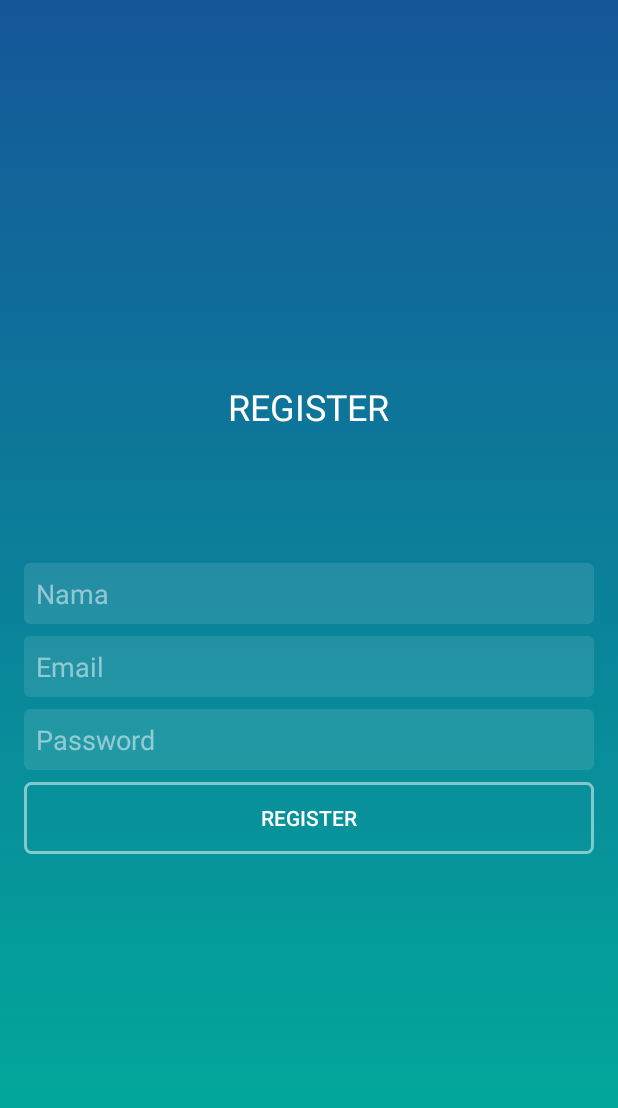
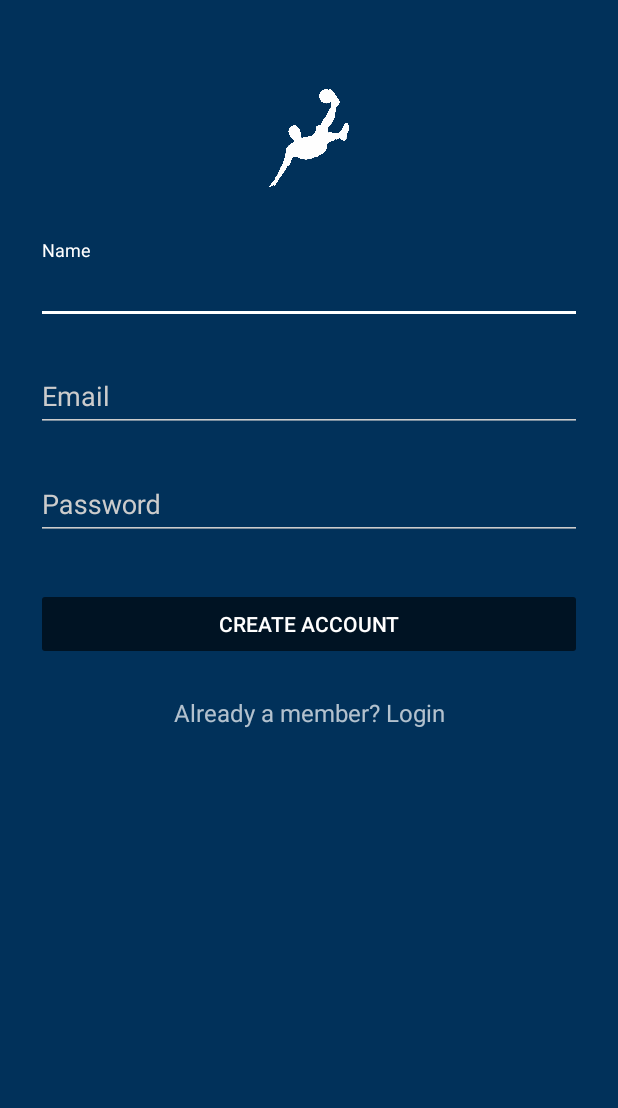
Before and after one commit to 16110274/PAMFootballUAS, an Android app: the RegisterActivity screen opened directly, with no data from a screen before it, on a phone screen of 412 x 824 dp. Shown: the top 1108 px of the screen. Run offline under Robolectric (Android 15) with nearby library versions, the phone set to English and light mode, and no system bars; our stand-ins replace ButterKnife.

Commit message:
Commitan yang bener

```diff
--- a/app/src/main/AndroidManifest.xml
+++ b/app/src/main/AndroidManifest.xml
@@ -6,6 +6,8 @@
     <uses-permission android:name="android.permission.INTERNET" />
 
     <application
+        android:hardwareAccelerated="false"
+        android:largeHeap="true"
         android:allowBackup="true"
         android:icon="@mipmap/ic_launcher"
         android:label="@string/app_name"
@@ -34,8 +36,8 @@
             android:exported="true" />
 
         <activity android:name=".UserInterface" />
-        <activity android:name=".Activity.RegisterActivity" />
-        <activity android:name=".Activity.LoginActivity" />
+        <activity android:name=".Activity.RegisterActivity"  android:theme="@style/AppTheme.Dark" />
+        <activity android:name=".Activity.LoginActivity"  android:theme="@style/AppTheme.Dark" />
 
     </application>
 
--- a/app/src/main/java/corp/demo/sportapp/Activity/LoginActivity.java
+++ b/app/src/main/java/corp/demo/sportapp/Activity/LoginActivity.java
@@ -9,6 +9,7 @@ import android.util.Log;
 import android.view.View;
 import android.widget.Button;
 import android.widget.EditText;
+import android.widget.TextView;
 import android.widget.Toast;
 
 import org.json.JSONException;
@@ -37,7 +38,7 @@ public class LoginActivity extends AppCompatActivity {
     @BindView(R.id.btnLogin)
     Button btnLogin;
     @BindView(R.id.btnRegister)
-    Button btnRegister;
+    TextView btnRegister;
     ProgressDialog loading;
 
     Context mContext;
--- a/app/src/main/java/corp/demo/sportapp/Activity/RegisterActivity.java
+++ b/app/src/main/java/corp/demo/sportapp/Activity/RegisterActivity.java
@@ -9,10 +9,12 @@ import android.util.Log;
 import android.view.View;
 import android.widget.Button;
 import android.widget.EditText;
+import android.widget.TextView;
 import android.widget.Toast;
 
 import org.json.JSONException;
 import org.json.JSONObject;
+import org.w3c.dom.Text;
 
 import java.io.IOException;
 
@@ -36,8 +38,12 @@ public class RegisterActivity extends AppCompatActivity {
     @BindView(R.id.etPassword)
     EditText etPassword;
     @BindView(R.id.btnRegister)
-    Button btnRegister;
+    TextView btnRegister;
+    @BindView(R.id.link_login)
+    TextView link_login;
     ProgressDialog loading;
+
+
 
     Context mContext;
     RestApi mApiService;
@@ -50,6 +56,14 @@ public class RegisterActivity extends AppCompatActivity {
         ButterKnife.bind(this);
         mContext = this;
         mApiService = RetroServer.getAPIService();
+
+
+        link_login.setOnClickListener(new View.OnClickListener() {
+            @Override
+            public void onClick(View v) {
+                startActivity(new Intent(mContext, LoginActivity.class));
+            }
+        });
 
         btnRegister.setOnClickListener(new View.OnClickListener() {
             @Override
--- a/app/src/main/res/layout/activity_main.xml
+++ b/app/src/main/res/layout/activity_main.xml
@@ -5,13 +5,13 @@
     xmlns:tools="http://schemas.android.com/tools"
     android:layout_width="match_parent"
     android:layout_height="match_parent"
-    android:background="#3498db"
+    android:background="#01315a"
     tools:context=".MainActivity">
 
     <ImageView
         android:layout_width="wrap_content"
         android:layout_height="wrap_content"
-        android:src="@drawable/icon"
+        android:src="@drawable/iconwhitemin"
         android:padding="100dp"
         app:layout_constraintBottom_toBottomOf="parent"
         app:layout_constraintLeft_toLeftOf="parent"
--- a/app/src/main/res/layout/activity_register.xml
+++ b/app/src/main/res/layout/activity_register.xml
@@ -1,71 +1,84 @@
 <?xml version="1.0" encoding="utf-8"?>
-<RelativeLayout xmlns:android="http://schemas.android.com/apk/res/android"
-    xmlns:tools="http://schemas.android.com/tools"
-    android:layout_width="match_parent"
-    android:layout_height="match_parent"
-    android:background="@drawable/background_gradient"
-    tools:context=".Activity.RegisterActivity">
+<ScrollView
+    xmlns:android="http://schemas.android.com/apk/res/android"
+    android:layout_width="fill_parent"
+    android:layout_height="fill_parent"
+    android:fitsSystemWindows="true">
 
     <LinearLayout
+        android:orientation="vertical"
         android:layout_width="match_parent"
         android:layout_height="wrap_content"
-        android:layout_centerInParent="true"
-        android:padding="16dp"
-        android:orientation="vertical">
+        android:paddingTop="56dp"
+        android:paddingLeft="24dp"
+        android:paddingRight="24dp">
 
-        <TextView
-            android:layout_width="wrap_content"
-            android:layout_height="wrap_content"
-            android:layout_gravity="center"
-            android:textSize="24sp"
-            android:paddingBottom="80dp"
-            android:textColor="#fff"
-            android:fontFamily="sans-serif"
-            android:text="REGISTER"/>
+        <ImageView android:src="@drawable/iconwhitemin"
+            android:layout_width="100dp"
+            android:layout_height="72dp"
+            android:layout_marginBottom="24dp"
+            android:layout_gravity="center_horizontal" />
 
-        <EditText
-            android:id="@+id/etNama"
-            android:layout_marginTop="8dp"
+        <!-- Name Label -->
+        <android.support.design.widget.TextInputLayout
             android:layout_width="match_parent"
             android:layout_height="wrap_content"
-            android:hint="Nama"
-            android:textColorHint="#80FFFFFF"
-            android:padding="8dp"
-            android:inputType="textPersonName"
-            android:background="@drawable/bg_rectangle_edittext"
-            android:textColor="#80FFFFFF"/>
+            android:layout_marginTop="8dp"
+            android:layout_marginBottom="8dp">
+            <EditText android:id="@+id/etNama"
+                android:layout_width="match_parent"
+                android:layout_height="wrap_content"
+                android:inputType="textPersonName"
+                android:hint="Name" />
+        </android.support.design.widget.TextInputLayout>
 
-        <EditText
-            android:id="@+id/etEmail"
-            android:layout_marginTop="8dp"
+
+        <!--  Email Label -->
+        <android.support.design.widget.TextInputLayout
             android:layout_width="match_parent"
             android:layout_height="wrap_content"
-            android:hint="Email"
-            android:textColorHint="#80FFFFFF"
-            android:padding="8dp"
-            android:inputType="textEmailAddress"
-            android:background="@drawable/bg_rectangle_edittext"
-            android:textColor="#80FFFFFF"/>
+            android:layout_marginTop="8dp"
+            android:layout_marginBottom="8dp">
+            <EditText android:id="@+id/etEmail"
+                android:layout_width="match_parent"
+                android:layout_height="wrap_content"
+                android:inputType="textEmailAddress"
+                android:hint="Email" />
+        </android.support.design.widget.TextInputLayout>
 
-        <EditText
-            android:id="@+id/etPassword"
-            android:layout_marginTop="8dp"
+
+
+        <!-- Password Label -->
+        <android.support.design.widget.TextInputLayout
             android:layout_width="match_parent"
             android:layout_height="wrap_content"
-            android:hint="Password"
-            android:textColorHint="#80FFFFFF"
-            android:inputType="textPassword"
-            android:padding="8dp"
-            android:background="@drawable/bg_rectangle_edittext"
-            android:textColor="#80FFFFFF"/>
-
-        <Button
-            android:id="@+id/btnRegister"
             android:layout_marginTop="8dp"
+            android:layout_marginBottom="8dp">
+        <EditText android:id="@+id/etPassword"
             android:layout_width="match_parent"
             android:layout_height="wrap_content"
-            android:textColor="#FFF"
-            android:text="REGISTER"
-            android:background="@drawable/bg_rectangle_button"/>
+            android:inputType="textPassword"
+            android:hint="Password"/>
+    </android.support.design.widget.TextInputLayout>
+
+
+    <!-- Signup Button -->
+    <android.support.v7.widget.AppCompatButton
+    android:id="@+id/btnRegister"
+        android:layout_width="fill_parent"
+        android:layout_height="wrap_content"
+        android:layout_marginTop="24dp"
+        android:layout_marginBottom="24dp"
+        android:padding="12dp"
+        android:text="Create Account"/>
+
+        <TextView android:id="@+id/link_login"
+            android:layout_width="fill_parent"
+            android:layout_height="wrap_content"
+            android:layout_marginBottom="24dp"
+            android:text="Already a member? Login"
+            android:gravity="center"
+            android:textSize="16dip"/>
+
     </LinearLayout>
-</RelativeLayout>
+</ScrollView>
--- a/app/src/main/res/values/colors.xml
+++ b/app/src/main/res/values/colors.xml
@@ -8,4 +8,21 @@
 	<color name="colorPrimaryDark">#303F9F</color>
 	<color name="colorAccent">#FF4081</color>
 <color name="colorPurple">#673ab7</color>
+
+
+
+	<color name="primary">#01315a</color>
+	<color name="primary_dark">#001f39</color>
+	<color name="primary_darker">#001323</color>
+	<color name="accent">#FFFFFF</color>
+
+	<color name="black">#000000</color>
+	<color name="jet">#222222</color>
+	<color name="oil">#333333</color>
+	<color name="monsoon">#777777</color>
+	<color name="jumbo">#888888</color>
+	<color name="aluminum">#999999</color>
+	<color name="base">#AAAAAA</color>
+	<color name="iron">#CCCCCC</color>
+	<color name="white">#FFFFFF</color>
 </resources>
--- a/app/src/main/res/values/styles.xml
+++ b/app/src/main/res/values/styles.xml
@@ -3,9 +3,9 @@
 	<!-- Base application theme. -->
 	<style name="AppTheme" parent="Theme.AppCompat.Light.NoActionBar">
 		<!-- Customize your theme here. -->
-		<item name="colorPrimary">@color/colorPrimary</item>
-		<item name="colorPrimaryDark">@color/colorPrimaryDark</item>
-		<item name="colorAccent">@color/colorAccent</item>
+		<item name="colorPrimary">@color/primary</item>
+		<item name="colorPrimaryDark">@color/primary_dark</item>
+		<item name="colorAccent">@color/accent</item>
 	</style>
 
 	<style name="AppTheme.NoActionBar">
@@ -34,4 +34,21 @@
 		<item name="colorButtonNormal">@color/colorPrimary</item>
 	</style>
 
+	<style name="AppTheme.Dark" parent="Theme.AppCompat.NoActionBar">
+		<item name="colorPrimary">@color/primary</item>
+		<item name="colorPrimaryDark">@color/primary_dark</item>
+		<item name="colorAccent">@color/accent</item>
+
+		<item name="android:windowBackground">@color/primary</item>
+
+		<item name="colorControlNormal">@color/iron</item>
+		<item name="colorControlActivated">@color/white</item>
+		<item name="colorControlHighlight">@color/white</item>
+		<item name="android:textColorHint">@color/iron</item>
+
+		<item name="colorButtonNormal">@color/primary_darker</item>
+		<item name="android:colorButtonNormal">@color/primary_darker</item>
+	</style>
+
+
 </resources>
```
Also changed, not shown: app/src/main/java/corp/demo/sportapp/UserInterface.java (+6 -6 lines), app/src/main/res/layout/activity_login.xml (+46 -59 lines), app/src/main/res/drawable/iconwhite.png (added), app/src/main/res/drawable/iconwhitemin.png (added), app/src/main/res/drawable/whiteicon.png (added).
